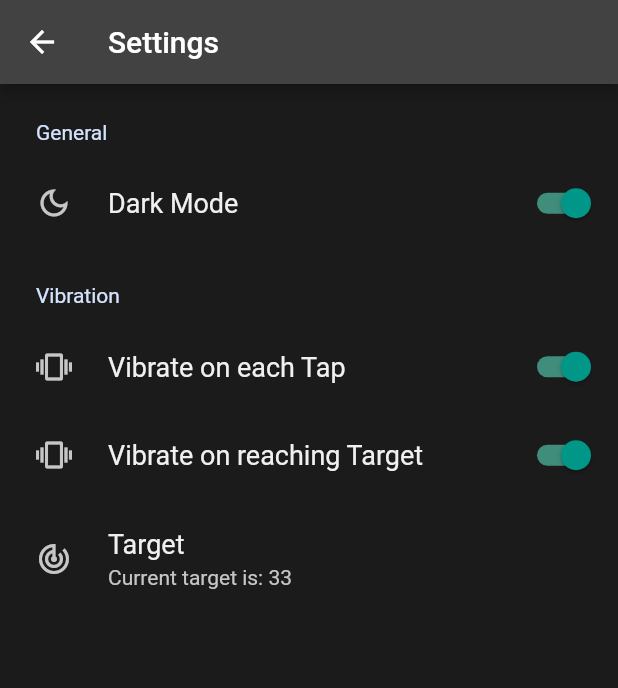
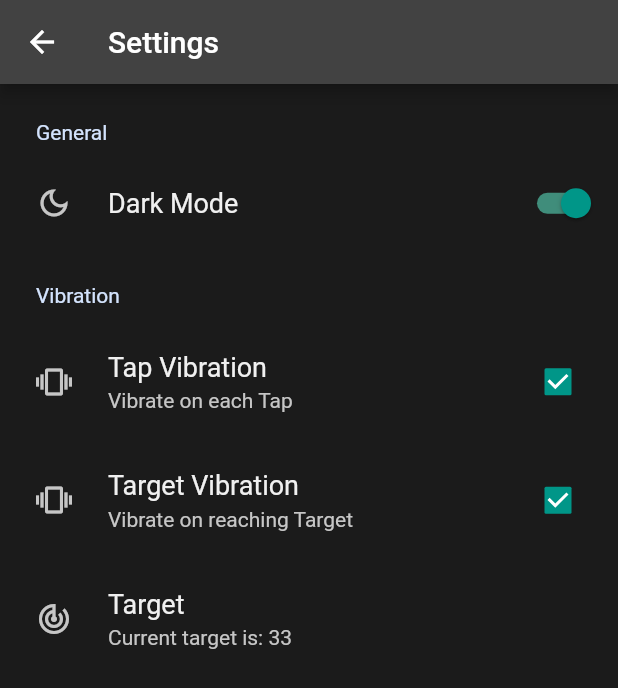
Before and after one commit to othman98shawgan/dhikr-counter, a Flutter app: the SettingsPage screen opened by its route, on a phone screen of 412 x 824 dp. Shown: the top 688 px of the screen. Run offline on Flutter 3.47's test engine with Material 2 defaults, Android fonts, the phone set to English and light mode, and no system bars; drawn by our look-alikes of settings_ui; our stand-ins replace shared_preferences; missing offline and left inert: flutter_vibrate; accounts and stored records are empty.

Commit message:
#28: Add checkboxes in settings

```diff
--- a/lib/ui/settings_page.dart
+++ b/lib/ui/settings_page.dart
@@ -46,29 +46,35 @@ class _SettingsPageState extends State<SettingsPage> {
               SettingsSection(
                 title: const Text('Vibration'),
                 tiles: [
-                  SettingsTile.switchTile(
-                    title: const Text('Vibrate on each Tap'),
+                  SettingsTile(
+                    title: const Text('Tap Vibration'),
+                    description: const Text('Vibrate on each Tap'),
                     leading: const Icon(Icons.vibration),
-                    initialValue: dikhr.getVibrateOnTap(),
-                    onToggle: (value) {
-                      if (value) {
+                    trailing: Checkbox(
+                      value: dikhr.getVibrateOnTap(),
+                      onChanged: (bool? value) {
+                        if (value == true) {
                           dikhr.enableVibrateOnTap();
                         } else {
                           dikhr.disableVibrateOnTap();
                         }
                       },
                     ),
-                  SettingsTile.switchTile(
-                    title: const Text('Vibrate on reaching Target'),
+                  ),
+                  SettingsTile(
+                    title: const Text('Target Vibration'),
+                    description: const Text('Vibrate on reaching Target'),
                     leading: const Icon(Icons.vibration),
-                    initialValue: dikhr.getVibrateOnCountTarget(),
-                    onToggle: (value) {
-                      if (value) {
+                    trailing: Checkbox(
+                      value: dikhr.getVibrateOnCountTarget(),
+                      onChanged: (bool? value) {
+                        if (value == true) {
                           dikhr.enableVibrateOnCountTarget();
                         } else {
                           dikhr.disableVibrateOnCountTarget();
                         }
                       },
+                    ),
                   ),
                   SettingsTile.navigation(
                     enabled: dikhr.getVibrateOnCountTarget(),
```
Lines whose indentation alone changed are shown as unchanged.
